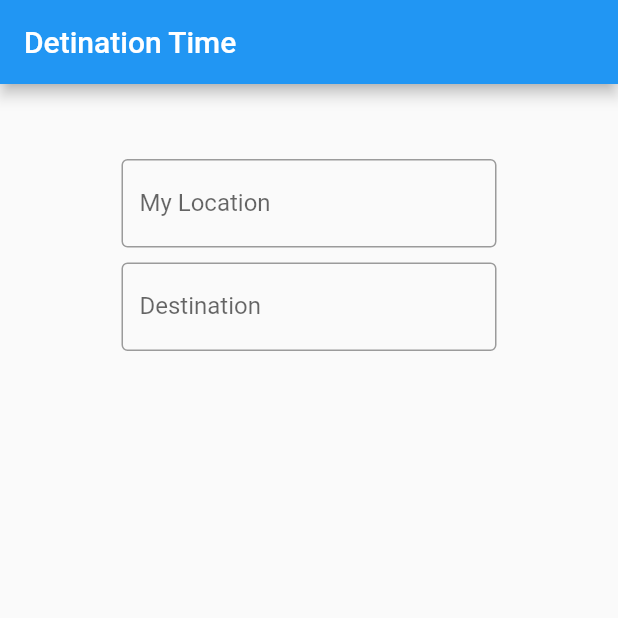
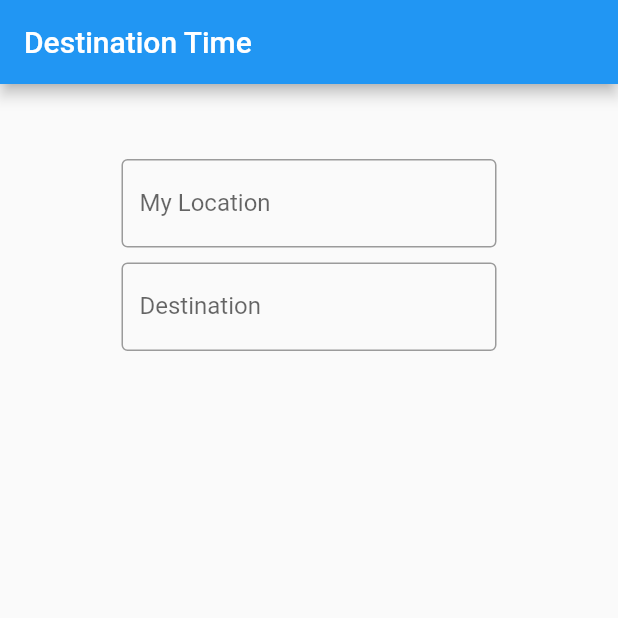
Before and after one commit to AndrewLiu0/train_stat, a Flutter app: the screen it shows after launch, on a phone screen of 412 x 824 dp, the top half of it. Run offline on Flutter 3.47's test engine with Material 2 defaults, Android fonts, the light colour scheme and no system bars.

Commit message:
idk what I did

```diff
--- a/lib/main.dart
+++ b/lib/main.dart
@@ -52,7 +52,7 @@ class TestApp extends StatelessWidget{
   Widget build(BuildContext context){
     return MaterialApp(
       home: Scaffold(
-        appBar: AppBar(title: const Text('Detination Time')),
+        appBar: AppBar(title: const Text('Destination Time')),
         body: Center(
           child:  Column(
             children: [
```
Also changed, not shown: 23 other files.
